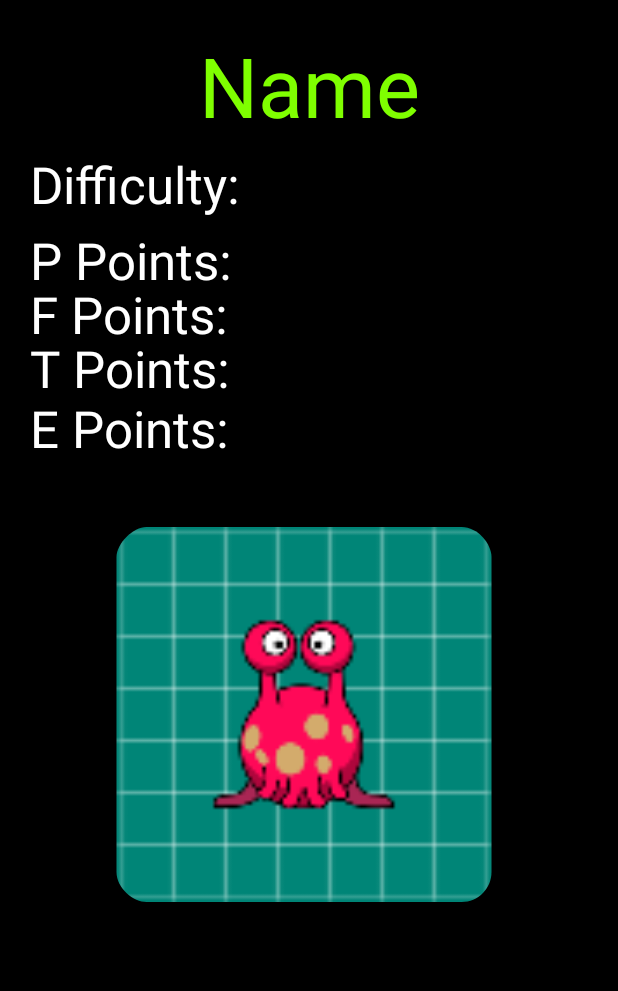
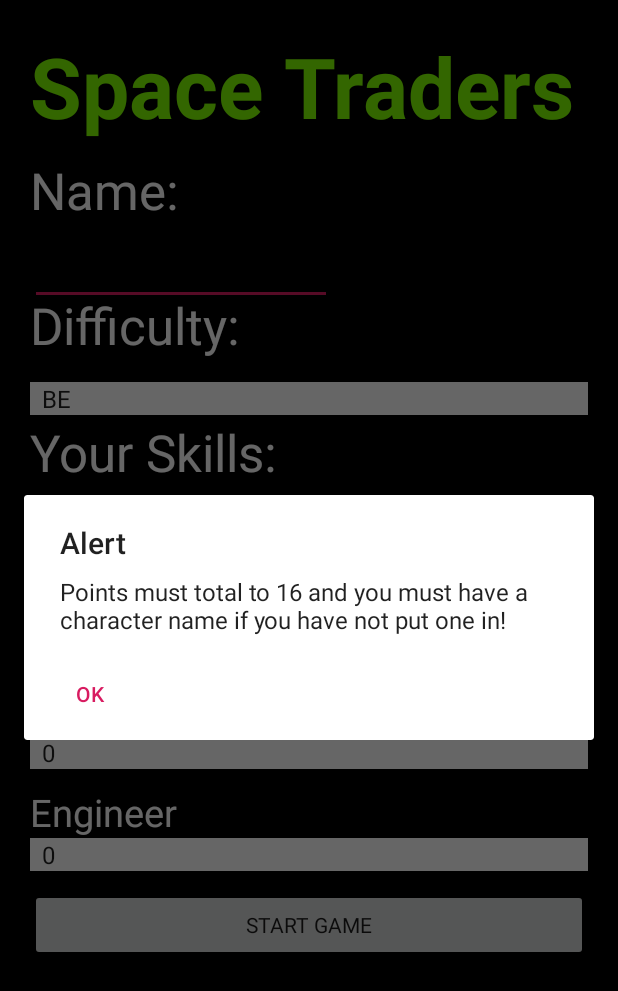
Before and after one commit to marie077/Space-Traders, an Android app: the screen it shows after launch (WelcomeActivity before the commit, ConfigurationActivity after it), after a tap on "START GAME", on a phone screen of 412 x 824 dp. Shown: the top 991 px of the screen. Run offline under Robolectric (Android 15) with nearby library versions, the phone set to English and light mode, and no system bars.

Commit message:
initialized character

```diff
--- a/app/src/main/java/edu/gatech/cs2340/lab3newcomponents/views/ConfigurationActivity.java
+++ b/app/src/main/java/edu/gatech/cs2340/lab3newcomponents/views/ConfigurationActivity.java
@@ -1,4 +1,6 @@
 package edu.gatech.cs2340.lab3newcomponents.views;
+import android.app.AlertDialog;
+import android.content.DialogInterface;
 import android.content.Intent;
 import android.os.Bundle;
 import android.support.v7.app.AppCompatActivity;
@@ -9,7 +11,6 @@ import android.widget.Button;
 import android.widget.EditText;
 import android.widget.Spinner;
 import android.widget.TextView;
-import android.widget.Toast;
 
 import edu.gatech.cs2340.lab3newcomponents.R;
 import edu.gatech.cs2340.lab3newcomponents.entity.Difficulty;
@@ -19,8 +20,6 @@ import edu.gatech.cs2340.lab3newcomponents.viewmodels.ConfigurationViewModel;
 
 public class ConfigurationActivity extends AppCompatActivity {
 
-
-    private ConfigurationViewModel configurationViewModel;
 
 // widgets we will need in our view
 
@@ -102,8 +101,40 @@ public class ConfigurationActivity extends AppCompatActivity {
         startButton.setOnClickListener(new View.OnClickListener() {
             @Override
             public void onClick(View v) {
-                startActivity(new Intent(ConfigurationActivity.this, WelcomeActivity.class));
+                int pilotPoints = Integer.parseInt(skillTypeOne.getSelectedItem().toString());
+                int fighterPoints = Integer.parseInt(skillTypeTwo.getSelectedItem().toString());
+                int traderPoints = Integer.parseInt(skillTypeThree.getSelectedItem().toString());
+                int engineerPoints = Integer.parseInt(skillTypeFour.getSelectedItem().toString());
+                int check = pilotPoints + fighterPoints + traderPoints + engineerPoints;
+                if ((check == 16) && (playerName.getText() != null)) {
+                    startActivity(new Intent(ConfigurationActivity.this, WelcomeActivity.class));
+
+
+                    Intent intent = new Intent(ConfigurationActivity.this, WelcomeActivity.class);
+                    intent.putExtra("character", playerName.getText().toString());
+                    intent.putExtra("difficulty", difficultyLevel.getSelectedItem().toString());
+                    intent.putExtra("Pilot", skillTypeOne.getSelectedItem().toString());
+                    intent.putExtra("Fighter", skillTypeTwo.getSelectedItem().toString());
+                    intent.putExtra("Trader", skillTypeThree.getSelectedItem().toString());
+                    intent.putExtra("Engineer", skillTypeFour.getSelectedItem().toString());
+                    startActivity(intent);
+                } else {
+                    AlertDialog alertDialog = new AlertDialog.Builder(ConfigurationActivity.this).create();
+                    alertDialog.setTitle("Alert");
+                    alertDialog.setMessage("Points must total to 16 and you must have a character name if you have not put one in!");
+
+                    alertDialog.setButton(AlertDialog.BUTTON_NEUTRAL, "OK",
+                            new DialogInterface.OnClickListener() {
+                                public void onClick(DialogInterface dialog, int which) {
+                                    dialog.dismiss();
+                                }
+                            });
+                    alertDialog.show();
+
+                }
+
             }
+
         });
 //        Integer one = (Integer)skillTypeOne.getSelectedItem();
 //        Integer two = (Integer)skillTypeTwo.getSelectedItem();
--- a/app/src/main/res/layout/content_edit_student.xml
+++ b/app/src/main/res/layout/content_edit_student.xml
@@ -22,23 +22,32 @@
         android:layout_alignParentTop="true" />
 
     <TextView
-        android:id="@+id/title"
+    android:id="@+id/title"
+    android:layout_width="match_parent"
+    android:layout_height="wrap_content"
+    android:text="Space Traders"
+    android:textAppearance="@style/TextAppearance.AppCompat.Display3"
+    android:textColor="#7FFF00"
+    android:textStyle="bold" />
+
+    <TextView
+        android:id="@+id/nameTitle"
         android:layout_width="match_parent"
         android:layout_height="wrap_content"
-        android:text="Space Traders"
-        android:textAppearance="@style/TextAppearance.AppCompat.Display3"
-        android:textColor="#7FFF00"
-        android:textStyle="bold" />
+        android:layout_below="@+id/title"
+        android:layout_marginTop="9dp"
+        android:text="Name:"
+        android:textAppearance="@style/TextAppearance.AppCompat.Display1"
+        android:textColor="#FFF"/>
 
     <EditText
         android:id="@+id/name"
         android:layout_width="201dp"
         android:layout_height="wrap_content"
-        android:layout_below="@+id/title"
+        android:layout_below="@+id/nameTitle"
         android:layout_marginTop="-12dp"
         android:ems="10"
         android:inputType="textPersonName"
-        android:text="Welcome, "
         android:textAppearance="@style/TextAppearance.AppCompat.Display1"
         android:textColor="#FFF" />
 
--- a/app/src/main/res/layout/welcome_screen_new.xml
+++ b/app/src/main/res/layout/welcome_screen_new.xml
@@ -21,7 +21,6 @@
         android:layout_width="match_parent"
         android:layout_height="wrap_content"
         android:gravity="center"
-        android:text="Name"
         android:textColor="#7FFF00"
         android:textSize="55dp"
         android:visibility="visible" />
@@ -29,8 +28,8 @@
 
     <TextView
         android:id="@+id/diff"
-        android:layout_width="match_parent"
-        android:layout_height="wrap_content"
+        android:layout_width="371dp"
+        android:layout_height="56dp"
         android:layout_below="@+id/characterName"
         android:layout_marginTop="6dp"
         android:text="Difficulty:"
@@ -40,8 +39,8 @@
     <TextView
 
         android:id="@+id/pilotInput"
-        android:layout_width="match_parent"
-        android:layout_height="wrap_content"
+        android:layout_width="374dp"
+        android:layout_height="64dp"
         android:layout_below="@+id/diff"
         android:layout_marginTop="5dp"
         android:text="P Points: "
@@ -51,18 +50,18 @@
     <TextView
 
         android:id="@+id/fightInput"
-        android:layout_width="match_parent"
-        android:layout_height="wrap_content"
+        android:layout_width="389dp"
+        android:layout_height="61dp"
         android:layout_below="@+id/pilotInput"
         android:layout_marginTop="-9dp"
         android:text="F Points: "
         android:textAppearance="@style/TextAppearance.AppCompat.Display1"
-        android:textColor="#FFF"/>
+        android:textColor="#FFF" />
 
     <TextView
 
         android:id="@+id/tradeInput"
-        android:layout_width="match_parent"
+        android:layout_width="374dp"
         android:layout_height="wrap_content"
         android:layout_below="@+id/fightInput"
         android:layout_marginTop="-9dp"
@@ -73,23 +72,31 @@
     <TextView
 
         android:id="@+id/engInput"
-        android:layout_width="match_parent"
-        android:layout_height="wrap_content"
+        android:layout_width="371dp"
+        android:layout_height="60dp"
         android:layout_below="@+id/tradeInput"
-        android:layout_marginTop="-5dp"
+        android:layout_marginTop="1dp"
         android:text="E Points: "
         android:textAppearance="@style/TextAppearance.AppCompat.Display1"
         android:textColor="#FFF" />
 
     <ImageView
         android:id="@+id/alienPic"
-        android:layout_width="365dp"
-        android:layout_height="250dp"
+        android:layout_width="match_parent"
+        android:layout_height="146dp"
         android:layout_below="@+id/engInput"
-        android:layout_marginTop="43dp"
+        android:layout_marginTop="3dp"
         android:gravity="center"
         android:visibility="visible"
         app:srcCompat="@mipmap/ic_launcher_round" />
 
+    <Button
+        android:id="@+id/button"
+        android:layout_width="match_parent"
+        android:layout_height="wrap_content"
+        android:layout_below="@+id/alienPic"
+        android:layout_marginTop="13dp"
+        android:text="Start Game" />
+
 
 </RelativeLayout>
```
Also changed, not shown: app/src/main/java/edu/gatech/cs2340/lab3newcomponents/views/WelcomeActivity.java (+19 -0 lines).
